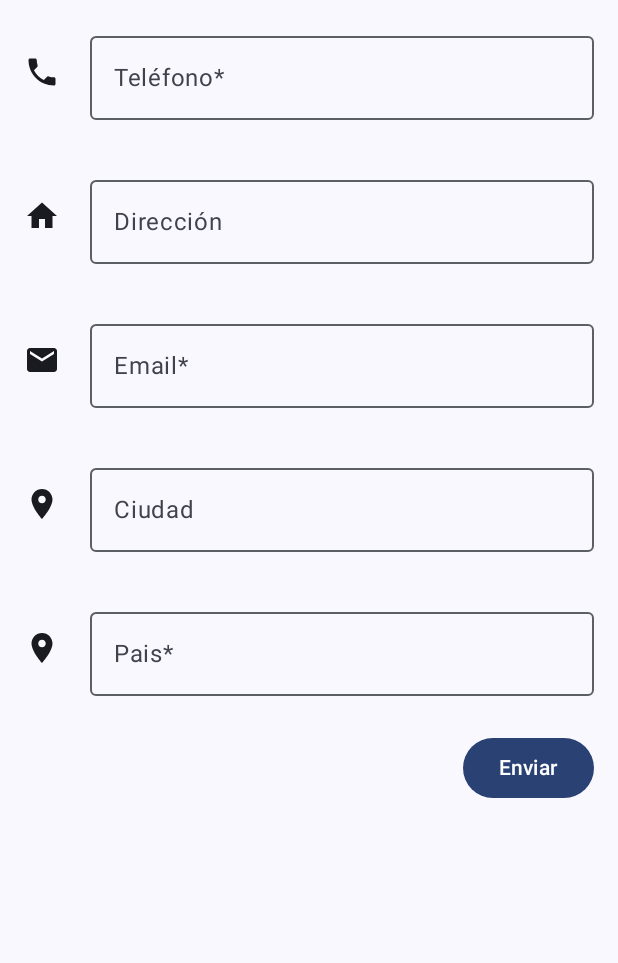
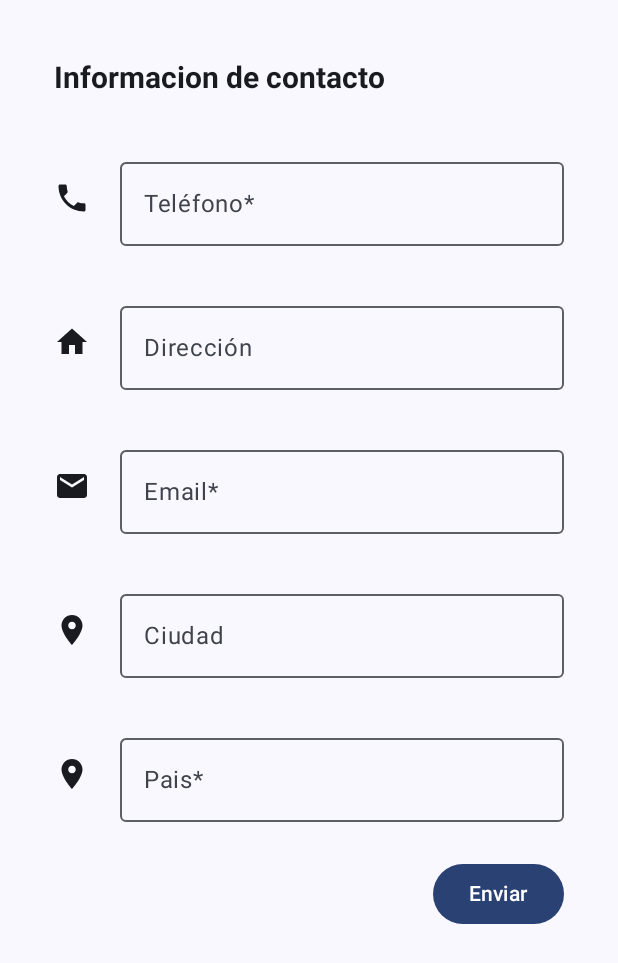
Before and after one commit to caravil/LabsCM20241-Gr05, an Android app built with Jetpack Compose: the ContactDataActivity screen opened through its navigation route, on a phone screen of 412 x 824 dp. Shown: the top 963 px of the screen. Run offline under Robolectric (Android 15) with nearby library versions, the phone set to English and light mode, and no system bars.

```diff
--- a/Lab1-UI/src/main/java/co/edu/udea/compumovil/gr05_20241/lab1/ContactDataActivity.kt
+++ b/Lab1-UI/src/main/java/co/edu/udea/compumovil/gr05_20241/lab1/ContactDataActivity.kt
@@ -1,8 +1,13 @@
 import android.util.Patterns
+import androidx.compose.ui.text.input.ImeAction
 import androidx.compose.foundation.layout.Column
 import androidx.compose.foundation.layout.Row
+import androidx.compose.foundation.layout.fillMaxSize
+import androidx.compose.foundation.layout.fillMaxWidth
 import androidx.compose.foundation.layout.padding
+import androidx.compose.foundation.rememberScrollState
 import androidx.compose.foundation.text.KeyboardOptions
+import androidx.compose.foundation.verticalScroll
 import androidx.compose.material.icons.Icons
 import androidx.compose.material.icons.filled.Email
 import androidx.compose.material.icons.filled.Home
@@ -14,10 +19,14 @@ import androidx.compose.runtime.*
 import androidx.compose.ui.Alignment
 import androidx.compose.ui.Modifier
 import androidx.compose.ui.graphics.vector.ImageVector
+import androidx.compose.ui.text.TextStyle
+import androidx.compose.ui.text.font.FontWeight
 import androidx.compose.ui.text.input.KeyboardType
 import androidx.compose.ui.tooling.preview.Preview
 import androidx.compose.ui.unit.dp
+import androidx.compose.ui.unit.sp
 
+@OptIn(ExperimentalMaterial3Api::class)
 @Composable
 fun ContactDataActivity() {
     // Definir los campos de datos
@@ -50,7 +59,23 @@ fun ContactDataActivity() {
     }
 
     // Columna con los campos de entrada
-    Column {
+    Column(
+        modifier = Modifier
+            .fillMaxSize()
+            .padding(20.dp)
+            .verticalScroll(rememberScrollState())
+    ) {
+
+        TopAppBar(
+            title = {
+                Text(
+                    text = "Informacion de contacto",
+                    style = TextStyle(fontSize = 20.sp, fontWeight = FontWeight.Bold),
+                )
+            },
+            modifier = Modifier.fillMaxWidth()
+        )
+
         CampoDeEntrada(
             value = telefono,
             onValueChange = { telefono = it },
@@ -123,7 +148,10 @@ fun CampoDeEntrada(
             value = value,
             onValueChange = onValueChange,
             label = { Text(label) },
-            keyboardOptions = KeyboardOptions(keyboardType = keyboardType),
+            keyboardOptions = KeyboardOptions(
+                keyboardType = keyboardType,
+                imeAction = ImeAction.Next // Esto cambiará el botón "Enter" por "Siguiente"
+            ),
             isError = isError,
             modifier = Modifier.weight(1f)
         )
```
